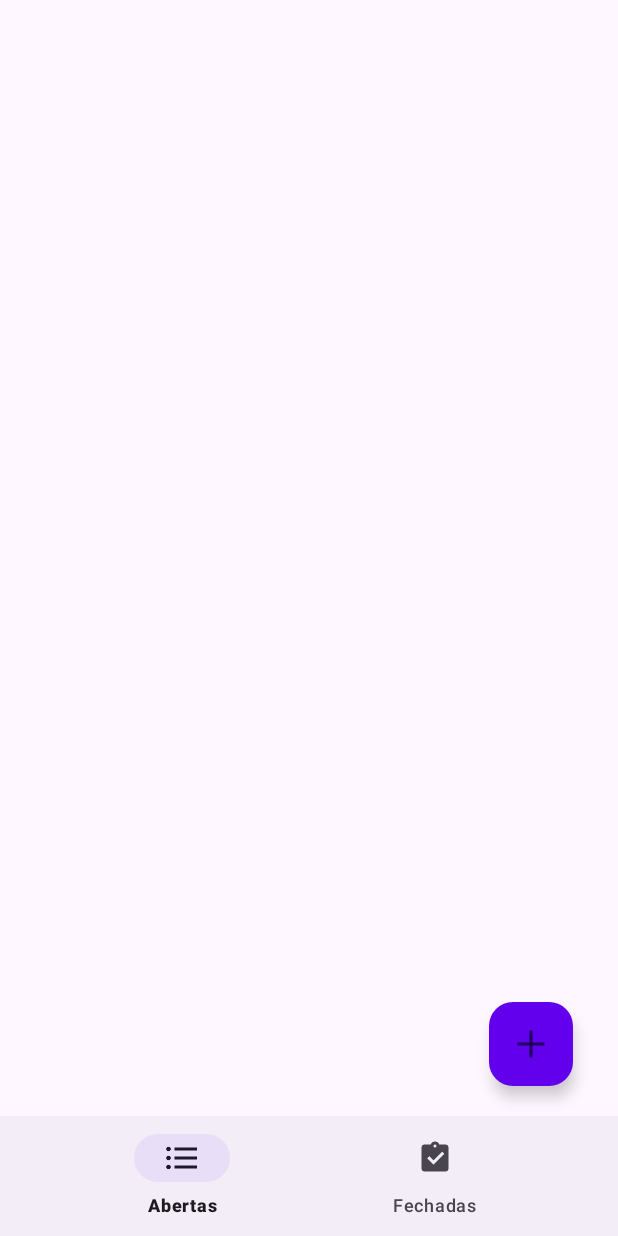
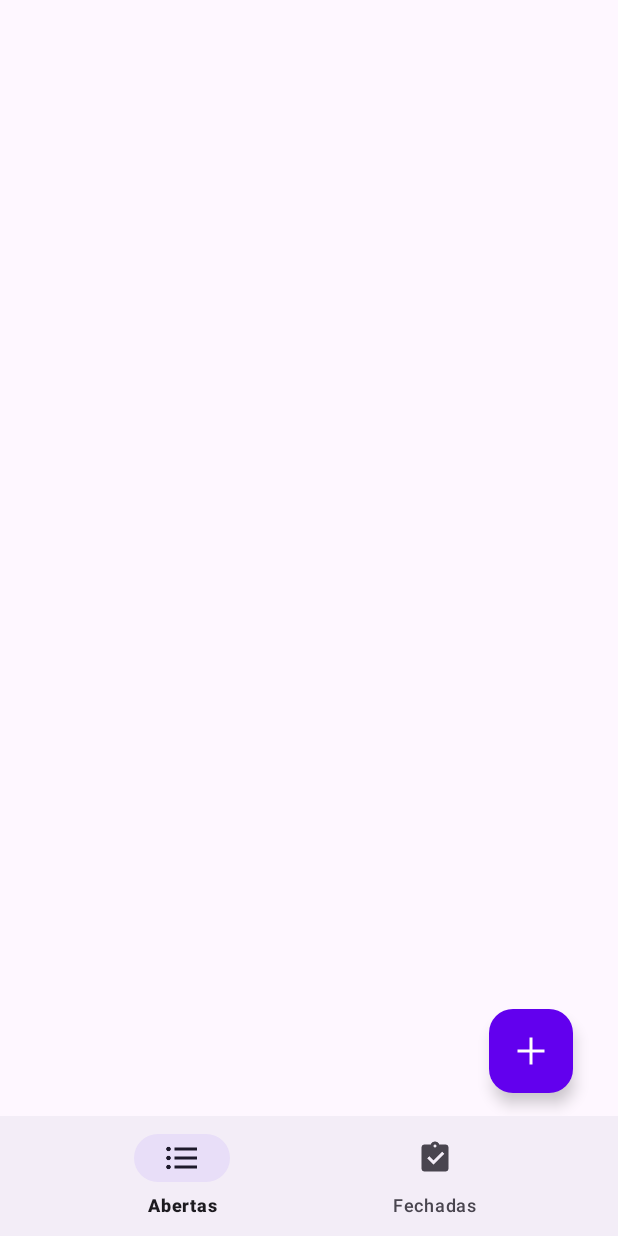
Before and after one commit to cami-oliveira/AndroidApp, an Android app: the MainTabActivity screen opened directly, with no data from a screen before it, on a phone screen of 412 x 824 dp. Run offline under Robolectric (Android 15) with nearby library versions, the phone set to English and light mode, and no system bars.

Commit message:
add: layout adjusts and code validation

```diff
--- a/app/src/main/java/com/pucpr/atividadesomativa2/controller/AddSolutionOrderServiceActivity.java
+++ b/app/src/main/java/com/pucpr/atividadesomativa2/controller/AddSolutionOrderServiceActivity.java
@@ -14,7 +14,7 @@
 import com.pucpr.atividadesomativa2.model.DataModel;
 import com.pucpr.atividadesomativa2.model.OrderService;
 
-public class AddSolutionOrderServiceActivity extends AppCompatActivity {
+public class AddSolutionOrderServiceActivity extends BaseActivity {
 
     private TextInputEditText solutionTextField;
     private Button solutionButton;
@@ -49,6 +49,7 @@
         Intent intent = new Intent(this, MainTabActivity.class);
         intent.addFlags(Intent.FLAG_ACTIVITY_CLEAR_TASK|Intent.FLAG_ACTIVITY_NEW_TASK);
         startActivity(intent);
+        hideKeyboard();
     }
 
     public boolean validateFields() {
--- a/app/src/main/java/com/pucpr/atividadesomativa2/controller/MainActivity.java
+++ b/app/src/main/java/com/pucpr/atividadesomativa2/controller/MainActivity.java
@@ -38,7 +38,7 @@
 
         EditText usernameEditText = findViewById(R.id.usernameEditText);
         EditText passwordEditText = findViewById(R.id.passwordEditText);
-        String username = usernameEditText.getText().toString().toLowerCase();
+        String username = usernameEditText.getText().toString().toLowerCase().trim();
         String password = passwordEditText.getText().toString();
         String usernameData = String.valueOf(username.equals(DataModel.getInstance().userDetails.getUsername()));
         String passwordData = String.valueOf(password.equals(DataModel.getInstance().userDetails.getPassword()));
--- a/app/src/main/res/layout/activity_tab_main.xml
+++ b/app/src/main/res/layout/activity_tab_main.xml
@@ -1,6 +1,5 @@
 <?xml version="1.0" encoding="utf-8"?>
-<androidx.constraintlayout.widget.ConstraintLayout
-    xmlns:android="http://schemas.android.com/apk/res/android"
+<androidx.constraintlayout.widget.ConstraintLayout xmlns:android="http://schemas.android.com/apk/res/android"
     xmlns:app="http://schemas.android.com/apk/res-auto"
     xmlns:tools="http://schemas.android.com/tools"
     android:layout_width="match_parent"
@@ -9,19 +8,23 @@
 
     <FrameLayout
         android:id="@+id/container"
-        android:layout_width="match_parent"
-        android:layout_height="match_parent"
-        app:layout_behavior="@string/appbar_scrolling_view_behavior" />
+        android:layout_width="0dp"
+        android:layout_height="0dp"
+        app:layout_constraintStart_toStartOf="parent"
+        app:layout_constraintEnd_toEndOf="parent"
+        app:layout_behavior="@string/appbar_scrolling_view_behavior"
+        app:layout_constraintBottom_toTopOf="@+id/navigationView"
+        app:layout_constraintTop_toTopOf="parent" />
 
     <com.google.android.material.bottomnavigation.BottomNavigationView
         android:id="@+id/navigationView"
         android:layout_width="0dp"
         android:layout_height="wrap_content"
-        android:layout_marginEnd="0dp"
-        android:layout_marginStart="0dp"
         app:layout_constraintBottom_toBottomOf="parent"
+        app:layout_constraintHorizontal_bias="0.5"
         app:layout_constraintLeft_toLeftOf="parent"
         app:layout_constraintRight_toRightOf="parent"
-        app:menu="@menu/bottom_menu"/>
+        app:layout_constraintTop_toBottomOf="@+id/container"
+        app:menu="@menu/bottom_menu" />
 
 </androidx.constraintlayout.widget.ConstraintLayout>
--- a/app/src/main/res/layout/fragment_order_service_list.xml
+++ b/app/src/main/res/layout/fragment_order_service_list.xml
@@ -14,7 +14,9 @@
         app:layout_constraintBottom_toBottomOf="parent"
         app:layout_constraintEnd_toEndOf="parent"
         app:layout_constraintStart_toStartOf="parent"
-        app:layout_constraintTop_toTopOf="parent" />
+        app:layout_constraintTop_toTopOf="parent"
+        tools:listitem="@layout/order_service_item"
+        tools:itemCount="3"/>
 
 
     <com.google.android.material.floatingactionbutton.FloatingActionButton
@@ -22,9 +24,9 @@
         android:layout_width="wrap_content"
         android:layout_height="wrap_content"
         android:layout_marginEnd="30dp"
-        android:layout_marginBottom="100dp"
+        android:layout_marginBottom="15dp"
         android:src="@drawable/ic_add_white"
-        android:tint="@color/white"
+        app:tint="@color/white"
         android:foregroundTint="@color/white"
         app:backgroundTint="@color/design_default_color_primary"
         app:layout_constraintBottom_toBottomOf="parent"
```
Also changed, not shown: app/src/main/AndroidManifest.xml (+15 -6 lines), app/src/main/java/com/pucpr/atividadesomativa2/controller/BaseActivity.java (added, +13 -0 lines), app/src/main/java/com/pucpr/atividadesomativa2/controller/MainTabActivity.java (+18 -0 lines), app/src/main/java/com/pucpr/atividadesomativa2/controller/NewOrderService.java (+6 -1 lines), app/src/main/res/layout/activity_new_order_service.xml (+9 -1 lines), app/src/main/res/layout/order_service_item.xml (+10 -0 lines).
